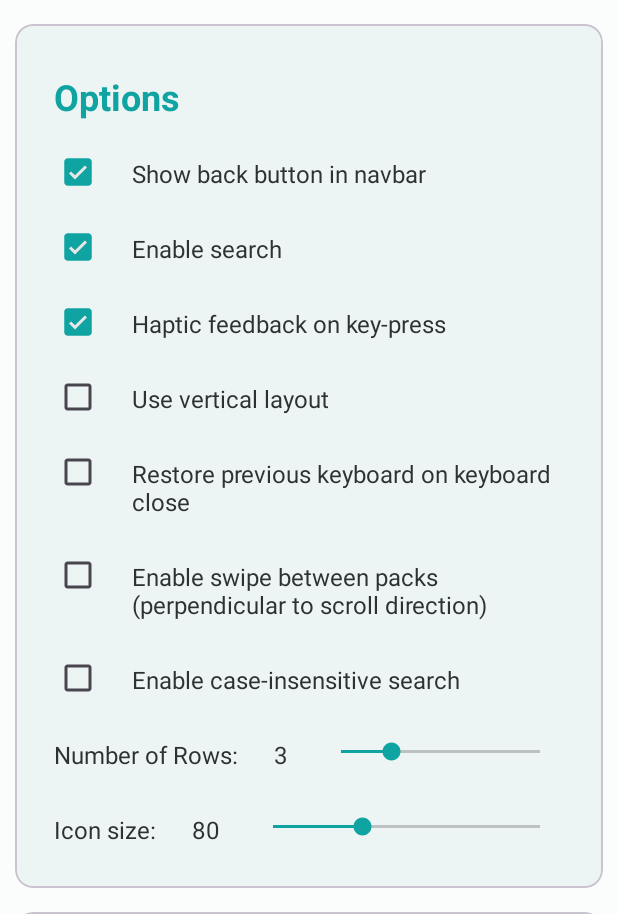
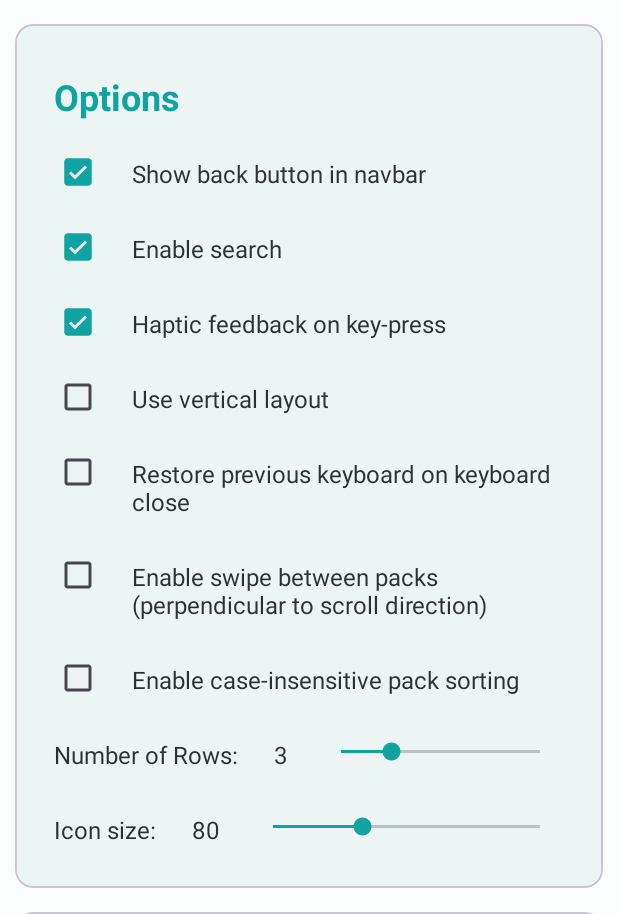
Before and after one commit to FredHappyface/Android.EweSticker, an Android app: the screen it shows after launch (MainActivity), scrolled down 464 dp, on a phone screen of 412 x 824 dp, the part 322-1236 px from its top. Run offline under Robolectric (Android 15) with nearby library versions, the phone set to English and light mode, and no system bars; libraries missing offline, so code that uses them is left out: io.noties.markwon; 3 statements that could not run were skipped.

Commit message:
machine translations

```diff
--- a/app/src/main/res/values/strings.xml
+++ b/app/src/main/res/values/strings.xml
@@ -25,7 +25,7 @@
 	<string name="options_vertical">Use vertical layout</string>
 	<string name="options_restore_on_close">Restore previous keyboard on keyboard close</string>
 	<string name="options_scroll">Enable swipe between packs (perpendicular to scroll direction)</string>
-	<string name="options_insensitive_sort">Enable case-insensitive search</string>
+	<string name="options_insensitive_sort">Enable case-insensitive pack sorting</string>
 	<string name="options_icons_per_x_lbl">"Number of Rows: "</string>
 	<string name="options_icon_size_status_lbl">"Icon size: "</string>
 	<!-- Info -->
@@ -69,7 +69,7 @@ Copyright © Randy Zhou</string>
 - MIT License
 (See the license for more information https://github.com/FredHappyface/Android.EweSticker/blob/main/LICENSE.md )</string>
 	<string name="version_heading">Version Info</string>
-	<string name="version_text">[debug]</string>
+	<string name="version_text" translatable="false">[debug]</string>
 
 	<!-- Interactive Messages -->
 	<string name="pref_000">Preferences changed. Reload the keyboard for settings to apply</string>
```
Also changed, not shown: 14 other files.
